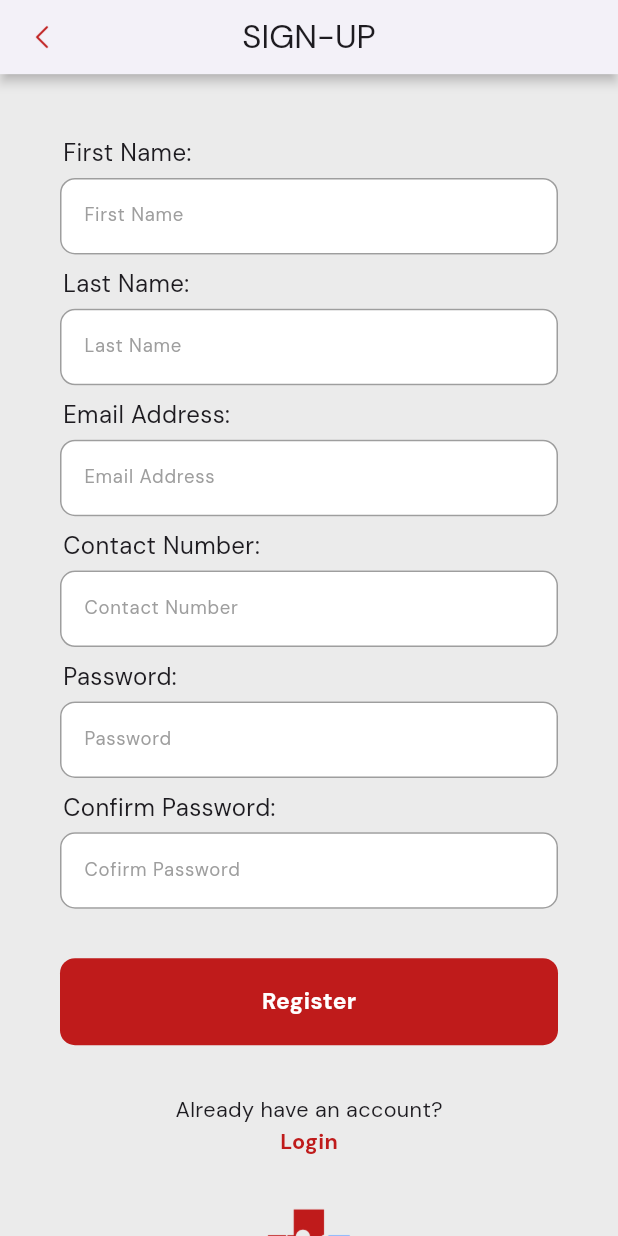
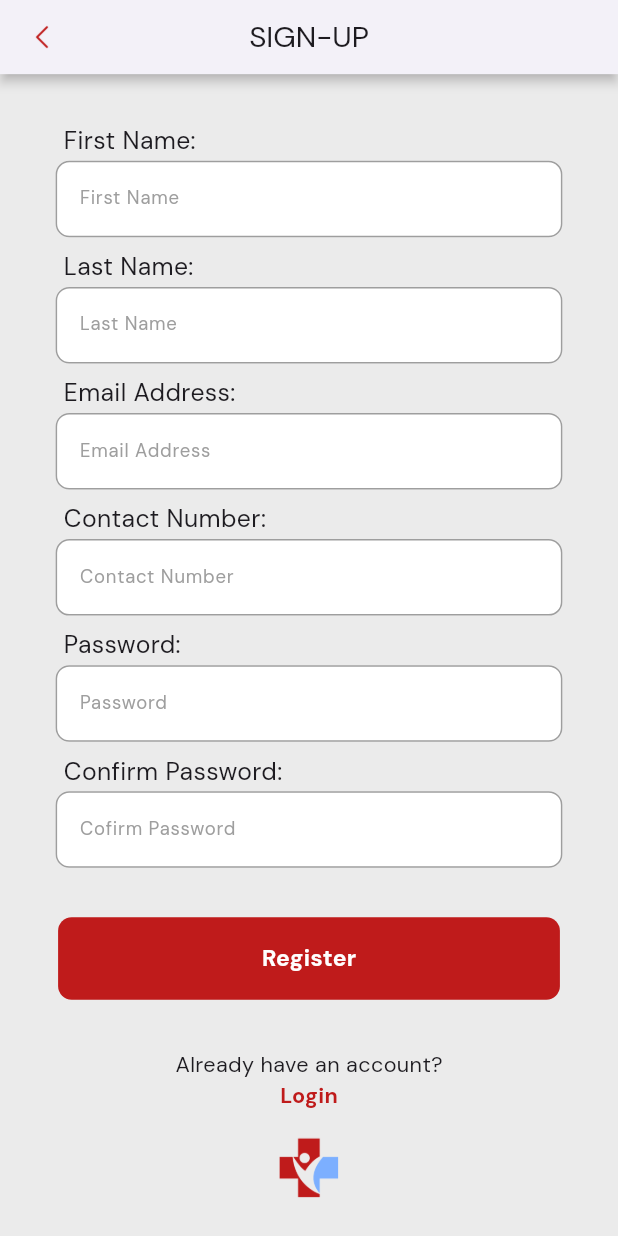
Before and after one commit to evrylsem/lifeline-ui-prac, a Flutter app: the screen it shows after launch, after a tap on "Sign-up here", on a phone screen of 412 x 824 dp. Run offline on Flutter 3.47's test engine with Material 3 defaults, Android fonts, the phone set to English and light mode, and no system bars.

Commit message:
scroll enabled (fix overflows)

```diff
--- a/lib/components/MyButton.dart
+++ b/lib/components/MyButton.dart
@@ -21,12 +21,12 @@ class MyButton extends StatelessWidget {
     return GestureDetector(
       onTap: onTap,
       child: Container(
-        padding: const EdgeInsets.all(18),
-        margin: const EdgeInsets.symmetric(horizontal: 40),
+        padding: EdgeInsets.all(height * 0.02),
+        margin: EdgeInsets.symmetric(horizontal: height * 0.047),
         // width: 170,
         decoration: BoxDecoration(
           color: bgColor,
-          borderRadius: BorderRadius.circular(10)
+          borderRadius: BorderRadius.circular(height * 0.011)
         ),
         child: Center(
           child: Text(
--- a/lib/components/MyTextfield.dart
+++ b/lib/components/MyTextfield.dart
@@ -17,18 +17,18 @@ class MyTextfield extends StatelessWidget {
     double width = MediaQuery.of(context).size.width;
     double height= MediaQuery.of(context).size.height;
     return Padding(
-              padding: EdgeInsets.symmetric(horizontal: 40.0),
+              padding: EdgeInsets.symmetric(horizontal: height * 0.045),
               child: TextField(
                 controller: controller,
                 obscureText: obscureText,
                 decoration: InputDecoration(
                   enabledBorder: OutlineInputBorder(
                     borderSide: BorderSide(color: Colors.grey),
-                    borderRadius: BorderRadius.circular(10),
+                    borderRadius: BorderRadius.circular(height * 0.011),
                   ),
                   focusedBorder: OutlineInputBorder(
                     borderSide: BorderSide(color: Colors.grey),
-                    borderRadius: BorderRadius.circular(10),
+                    borderRadius: BorderRadius.circular(height * 0.011),
                   ),
                   filled: true,
                   fillColor: Color.fromRGBO(255, 255, 255, 1),
--- a/lib/main.dart
+++ b/lib/main.dart
@@ -1,5 +1,4 @@
 import 'package:flutter/material.dart';
-import 'package:qwerty/pages/RegisterPage.dart';
 import 'pages/LoginPage.dart';
 
 void main() {
--- a/lib/pages/LoginPage.dart
+++ b/lib/pages/LoginPage.dart
@@ -48,12 +48,12 @@ class LoginPage extends StatelessWidget {
             //forgot password
             SizedBox(height: height * 0.01),
             Padding(
-              padding: const EdgeInsets.symmetric(horizontal: 40.0),
+              padding: EdgeInsets.symmetric(horizontal: height * 0.05),
               child: Row(
                 mainAxisAlignment: MainAxisAlignment.end,
                 children: [
                   Text(
-                    'Forgot Password',
+                    'Forgot Password?',
                     style: TextStyle(
                       color: Color.fromRGBO(255, 255, 255, 1)
                     ),
@@ -63,7 +63,7 @@ class LoginPage extends StatelessWidget {
             ),
 
             //login button
-            SizedBox(height: height * 0.05),
+            SizedBox(height: height * 0.04),
             MyButton(
               onTap: loginUser,
               textButton: 'Login',
@@ -71,7 +71,7 @@ class LoginPage extends StatelessWidget {
               textColor: Color.fromRGBO(88, 83, 83, 1),
             ),
 
-            SizedBox(height: height * 0.04),
+            SizedBox(height: height * 0.03),
             //dont have an acc? sign up
             Column(
               children: [
--- a/lib/pages/RegisterPage.dart
+++ b/lib/pages/RegisterPage.dart
@@ -26,7 +26,12 @@ class RegisterPage extends StatelessWidget {
       appBar: AppBar(
         toolbarHeight: height * 0.06,
         centerTitle: true,
-        title: Text('SIGN-UP'),
+        title: Text(
+          'SIGN-UP',
+          style: TextStyle(
+            fontSize: width * 0.048,
+          ),
+          ),
         backgroundColor: Color.fromRGBO(255, 255, 255, 1),
         elevation: 3,
         shadowColor: Color.fromRGBO(88, 83, 83, 0.5),
@@ -42,32 +47,33 @@ class RegisterPage extends StatelessWidget {
             height: height * 0.02,
           )),
         ),
-      body: Column(
+      body: SingleChildScrollView(
+        child: Column(
           mainAxisAlignment: MainAxisAlignment.start,
           children: [
             //First Name
-          SizedBox(height: height * 0.05),
-          inputTextfield('First Name:', firstController, 'First Name'),
+            SizedBox(height: height * 0.04),
+            inputTextfield('First Name:', firstController, 'First Name', width, height),
 
             //Last Name
             SizedBox(height: height * 0.01),
-          inputTextfield('Last Name:', lastController, 'Last Name'),
+            inputTextfield('Last Name:', lastController, 'Last Name', width, height),
 
             //E-mail
             SizedBox(height: height * 0.01),
-          inputTextfield('Email Address:', emailController, 'Email Address'),
+            inputTextfield('Email Address:', emailController, 'Email Address', width, height),
 
             //Contact
             SizedBox(height: height * 0.01),
-          inputTextfield('Contact Number:', contactController, 'Contact Number'),
+            inputTextfield('Contact Number:', contactController, 'Contact Number', width, height),
 
             //Password
             SizedBox(height: height * 0.01),
-          inputTextfield('Password:', passController, 'Password', obscureText: true),
+            inputTextfield('Password:', passController, 'Password', width, height, obscureText: true),
 
             //confirm
             SizedBox(height: height * 0.01),
-          inputTextfield('Confirm Password:', conpassController, 'Cofirm Password', obscureText: true),
+            inputTextfield('Confirm Password:', conpassController, 'Cofirm Password', width, height, obscureText: true),
 
             //reg button
             SizedBox(height: height * 0.04),
@@ -104,31 +110,33 @@ class RegisterPage extends StatelessWidget {
             ),
 
             //logo
-          SizedBox(height: height * 0.04),
+            SizedBox(height: height * 0.02),
             Image.asset(
               'lib/images/logo.png',
-            height: height * 0.07,
+              height: height * 0.05,
             ),
+            SizedBox(height: height * 0.04),
           ],
+        ),
       ),
       );
   }
 }
 
-Widget inputTextfield(String title, TextEditingController controller, String hintText, {bool obscureText = false}) {
+Widget inputTextfield(String title, TextEditingController controller, String hintText, double width, double height, {bool obscureText = false}) {
   return Column(
     crossAxisAlignment: CrossAxisAlignment.start,
     children: [
       Padding(
-        padding: const EdgeInsets.symmetric(horizontal: 42.0),
+        padding: EdgeInsets.symmetric(horizontal: width * 0.103),
         child: Text(
           title,
           style: TextStyle(
-            fontSize: 16,
+            fontSize: width * 0.04,
           ),
         ),
       ),
-      SizedBox(height: 5),
+      SizedBox(height: height * 0.001),
       MyTextfield(
         controller: controller,
         hintText: hintText,
```
Lines whose indentation alone changed are shown as unchanged.
